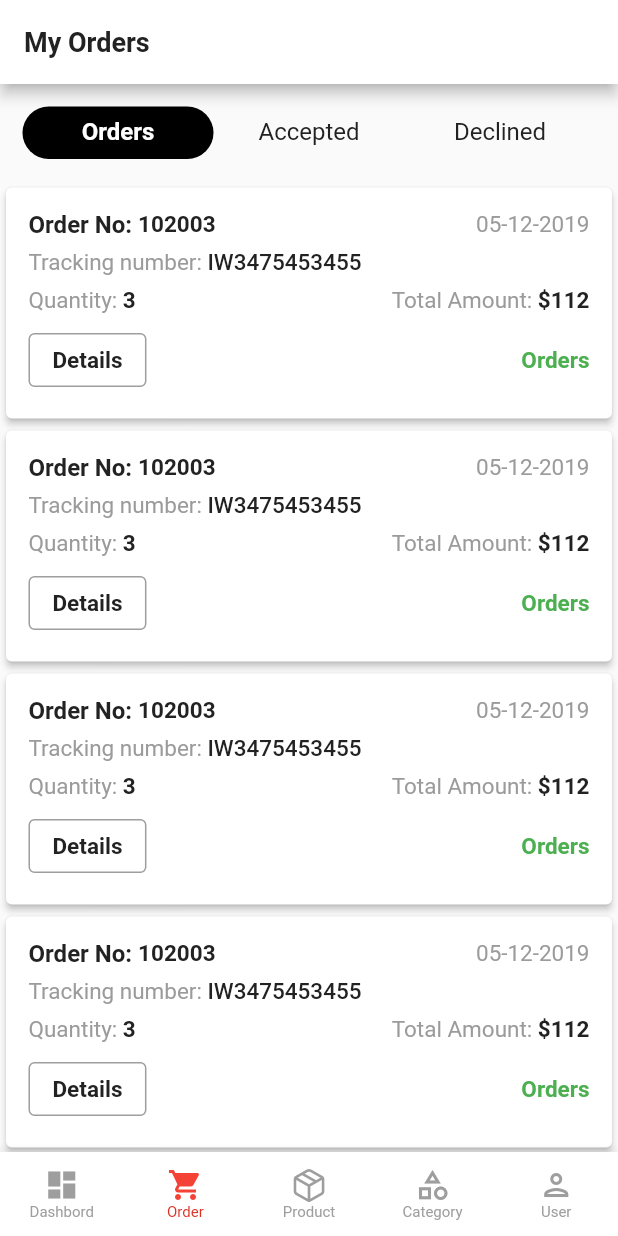
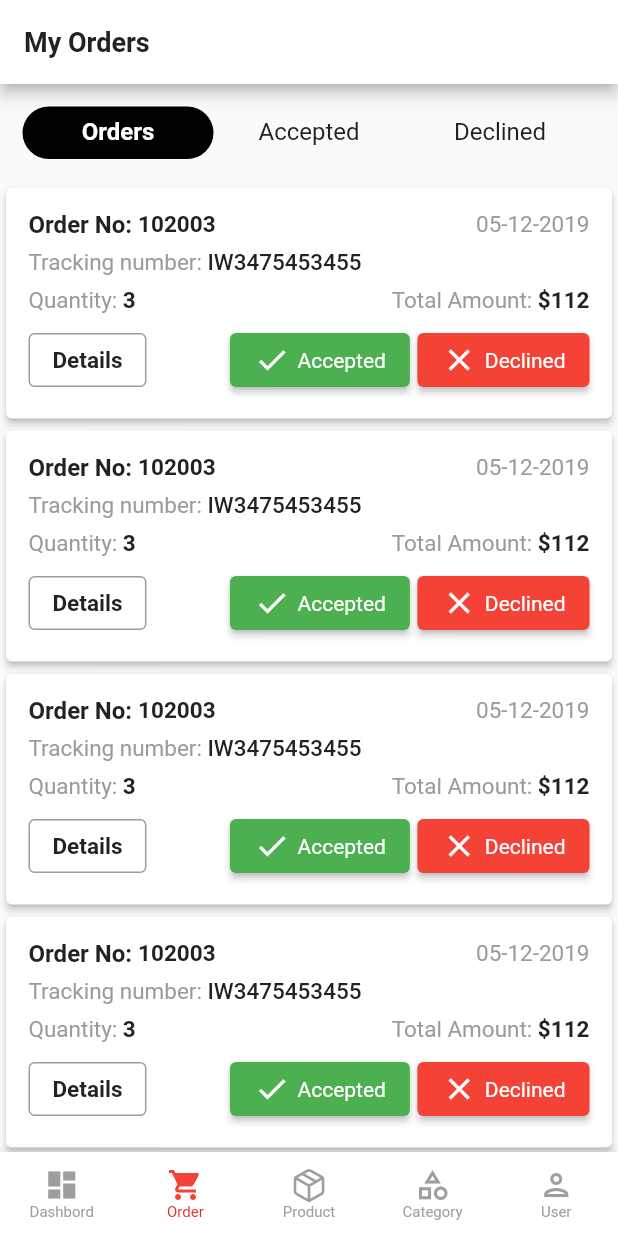
Before and after one commit to nikhil888-teach/ecommerceAdmin, a Flutter app: the screen it shows after launch, item 2 of the bottom bar chosen, on a phone screen of 412 x 824 dp. Run offline on Flutter 3.47's test engine with Material 2 defaults, Android fonts, the phone set to English and light mode, and no system bars; our stand-ins replace image_picker; missing offline and left inert: r_dotted_line_border.

Commit message:
i add button accepted and declined in ordered/ordered_page.dart

```diff
--- a/lib/home/myorders/tabs/ordered/ordered_page.dart
+++ b/lib/home/myorders/tabs/ordered/ordered_page.dart
@@ -99,11 +99,57 @@ class _MyOrderedState extends State<MyOrdered> {
                               style: Text_Style.text_Theme(
                                   Constants.black_text, 15, FontWeight.w600),
                             )),
-                        const Text(Constants.orders,
-                            style: TextStyle(
-                                color: Colors.green,
-                                fontSize: 15,
-                                fontWeight: FontWeight.bold))
+                        Row(
+                          children: [
+                            ElevatedButton(
+                                style: ButtonStyle(
+                                    textStyle: MaterialStatePropertyAll(
+                                        Text_Style.text_Theme(
+                                            Constants.white_text,
+                                            14,
+                                            FontWeight.normal)),
+                                    backgroundColor:
+                                        const MaterialStatePropertyAll(
+                                            Colors.green),
+                                    iconColor: const MaterialStatePropertyAll(
+                                        Colors.white)),
+                                onPressed: () {},
+                                child: Row(
+                                  children: const [
+                                    Icon(Icons.check),
+                                    SizedBox(
+                                      width: 5,
+                                    ),
+                                    Text(Constants.accepted)
+                                  ],
+                                )),
+                            const SizedBox(
+                              width: 5,
+                            ),
+                            ElevatedButton(
+                                style: ButtonStyle(
+                                    textStyle: MaterialStatePropertyAll(
+                                        Text_Style.text_Theme(
+                                            Constants.white_text,
+                                            14,
+                                            FontWeight.normal)),
+                                    backgroundColor:
+                                        const MaterialStatePropertyAll(
+                                            Colors.red),
+                                    iconColor: const MaterialStatePropertyAll(
+                                        Colors.white)),
+                                onPressed: () {},
+                                child: Row(
+                                  children: const [
+                                    Icon(Icons.close),
+                                    SizedBox(
+                                      width: 5,
+                                    ),
+                                    Text(Constants.declined)
+                                  ],
+                                ))
+                          ],
+                        )
                       ],
                     ),
                   )
```
Also changed, not shown: lib/home/myorders/tabs/accepted/acceptedproduct_page.dart (+0 -21 lines), lib/home/myorders/tabs/declined/declineproduct_page.dart (+0 -21 lines), lib/home/myorders/tabs/ordered/orderedproduct_page.dart (+0 -24 lines).
